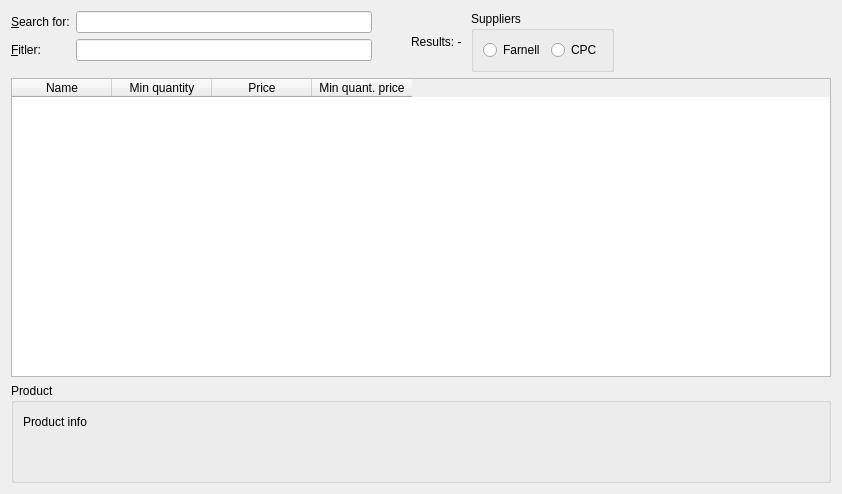
The window that ui/main.ui (kybu/electronic-components-panel) describes before a commit, drawn with Qt 5.
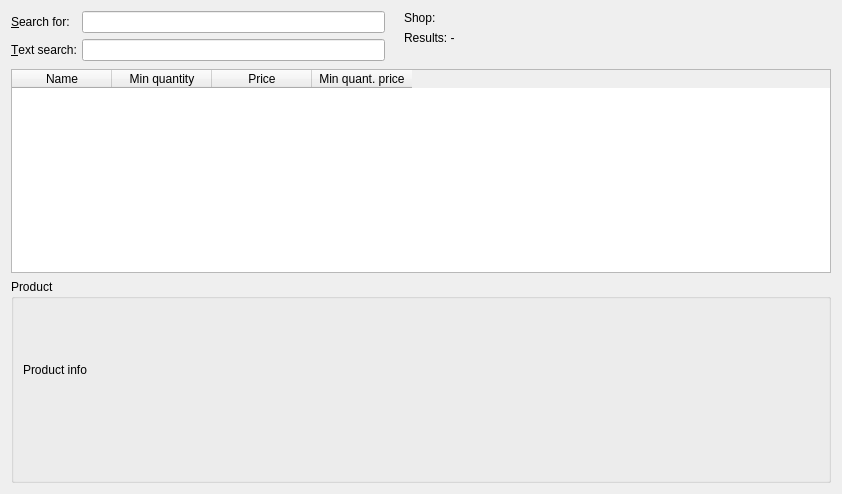
The same window after the commit.

Commit message: All Farnell shops supported. Shop can be selected in the Settings dialog.

What changed in the file:
```diff
--- a/ui/main.ui
+++ b/ui/main.ui
@@ -13,9 +13,9 @@
   <property name="windowTitle">
    <string>Form</string>
   </property>
-  <layout class="QVBoxLayout" name="verticalLayout" stretch="0,3,1">
+  <layout class="QVBoxLayout" name="verticalLayout_3" stretch="0,1,1">
    <item>
-    <layout class="QHBoxLayout" name="horizontalLayout_2">
+    <layout class="QHBoxLayout" name="horizontalLayout">
      <item>
       <layout class="QFormLayout" name="formLayout">
        <item row="0" column="0">
@@ -34,7 +34,7 @@
        <item row="1" column="0">
         <widget class="QLabel" name="label_3">
          <property name="text">
-          <string>&amp;Fitler:</string>
+          <string>&amp;Text search:</string>
          </property>
          <property name="buddy">
           <cstring>filterL</cstring>
@@ -47,6 +47,28 @@
       </layout>
      </item>
      <item>
+      <layout class="QVBoxLayout" name="verticalLayout">
+       <item>
+        <widget class="QLabel" name="shopL">
+         <property name="styleSheet">
+          <string notr="true">QLabel { padding-left: 10px }</string>
+         </property>
+         <property name="text">
+          <string>Shop:</string>
+         </property>
+        </widget>
+       </item>
+       <item>
+        <widget class="QLabel" name="resultCountL">
+         <property name="styleSheet">
+          <string notr="true">QLabel { padding-left: 10px }</string>
+         </property>
+         <property name="text">
+          <string>Results: -</string>
+         </property>
+        </widget>
+       </item>
+       <item>
       <spacer name="verticalSpacer_2">
        <property name="orientation">
         <enum>Qt::Vertical</enum>
@@ -59,46 +81,7 @@
        </property>
       </spacer>
      </item>
-     <item>
-      <widget class="QLabel" name="resultCountL">
-       <property name="styleSheet">
-        <string notr="true">QLabel { padding-left: 10px }</string>
-       </property>
-       <property name="text">
-        <string>Results: -</string>
-       </property>
-      </widget>
-     </item>
-     <item>
-      <layout class="QHBoxLayout" name="horizontalLayout">
-       <item>
-        <widget class="QGroupBox" name="groupBox">
-         <property name="sizePolicy">
-          <sizepolicy hsizetype="Maximum" vsizetype="Maximum">
-           <horstretch>0</horstretch>
-           <verstretch>0</verstretch>
-          </sizepolicy>
-         </property>
-         <property name="title">
-          <string>Suppliers</string>
-         </property>
-         <layout class="QHBoxLayout" name="horizontalLayout_3">
-          <item>
-           <widget class="QRadioButton" name="farnellRB">
-            <property name="text">
-             <string>Farnell</string>
-            </property>
-           </widget>
-          </item>
-          <item>
-           <widget class="QRadioButton" name="cpcRB">
-            <property name="text">
-             <string>CPC</string>
-            </property>
-           </widget>
-          </item>
-         </layout>
-        </widget>
+      </layout>
        </item>
        <item>
         <spacer name="horizontalSpacer">
@@ -112,8 +95,6 @@
           </size>
          </property>
         </spacer>
-       </item>
-      </layout>
      </item>
     </layout>
    </item>
```
Lines whose indentation alone changed are shown as unchanged. The commit also changes 7 other files.
